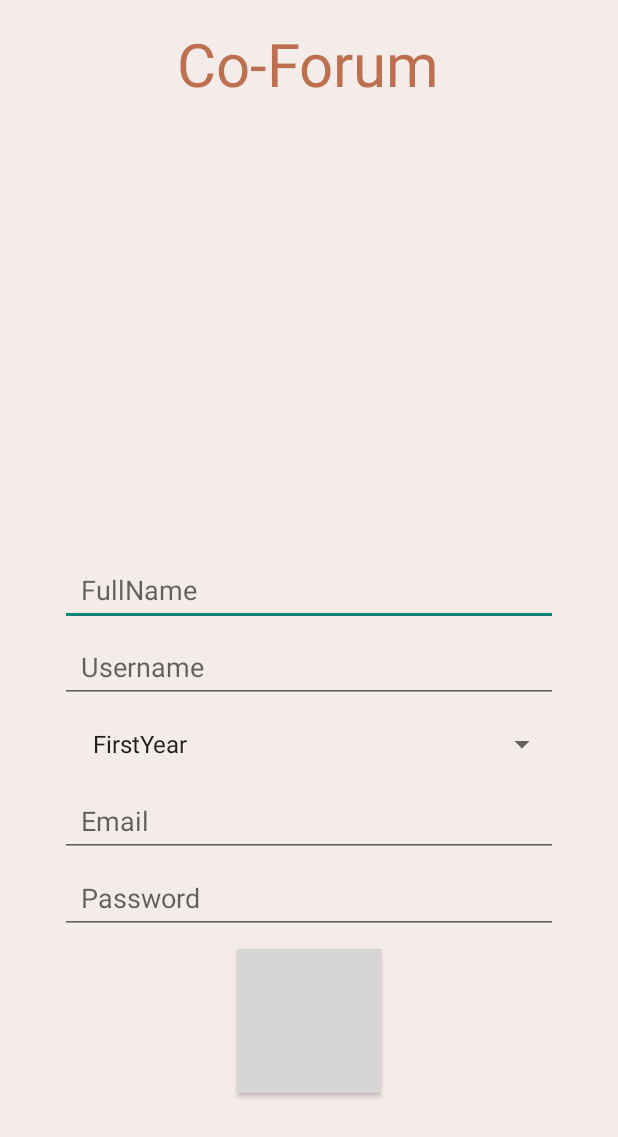
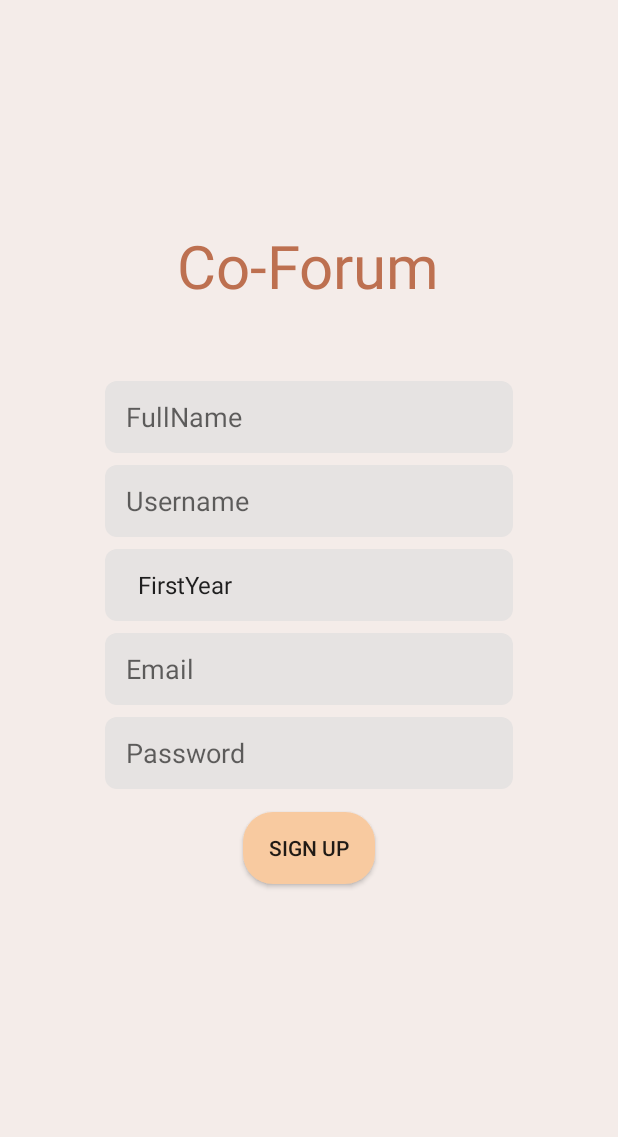
Before and after one commit to K-cloud25/Co_Forum, an Android app: the Signup_page screen opened directly, with no data from a screen before it, on a phone screen of 412 x 824 dp. Shown: the top 1137 px of the screen. Run offline under Robolectric (Android 15) with nearby library versions, the phone set to English and light mode, and no system bars; our stand-ins replace Firebase (no records; nobody signed in at launch, a user with empty details on screens opened directly); grey boxes are pictures that could not be loaded.

Commit message:
11th push

```diff
--- /dev/null
+++ b/app/src/main/res/drawable/rounded_button.xml
@@ -0,0 +1,6 @@
+<?xml version="1.0" encoding="utf-8"?>
+<shape xmlns:android="http://schemas.android.com/apk/res/android">
+    android:shape="rectangle">
+    <solid android:color="@color/lightbrown2"/>
+    <corners android:radius="20dp"/>
+</shape>
--- /dev/null
+++ b/app/src/main/res/drawable/textrounded.xml
@@ -0,0 +1,6 @@
+<?xml version="1.0" encoding="utf-8"?>
+<shape xmlns:android="http://schemas.android.com/apk/res/android">
+    android:shape="rectangle">
+    <solid android:color="@color/lightbrown3"/>
+    <corners android:radius="8dp"/>
+</shape>
--- a/app/src/main/res/layout/activity_log_in.xml
+++ b/app/src/main/res/layout/activity_log_in.xml
@@ -8,11 +8,13 @@
     android:visibility="visible"
     tools:context=".LogIn">
 
+
+
     <TextView
         android:layout_width="wrap_content"
         android:layout_height="wrap_content"
         android:layout_gravity="center"
-        android:layout_marginTop="15dp"
+        android:layout_marginTop="150dp"
         android:text="Co-Forum"
         android:textColor="@color/lightbrown"
         android:textSize="40sp" />
@@ -21,31 +23,33 @@
         android:id="@+id/emailInput"
         android:layout_width="match_parent"
         android:layout_height="wrap_content"
-        android:layout_marginLeft="40sp"
-        android:layout_marginTop="350dp"
-        android:layout_marginRight="40sp"
+        android:layout_marginLeft="70sp"
+        android:layout_marginTop="50dp"
+        android:layout_marginRight="70sp"
         android:hint="Email"
         android:minHeight="48dp"
-        android:paddingLeft="14sp" />
+        android:paddingLeft="14sp"
+        android:background="@drawable/textrounded"/>
 
     <EditText
         android:id="@+id/passwordInput"
         android:layout_width="match_parent"
         android:layout_height="wrap_content"
-        android:layout_marginLeft="40sp"
+        android:layout_marginLeft="70sp"
         android:layout_marginTop="10dp"
-        android:layout_marginRight="40sp"
+        android:layout_marginRight="70sp"
         android:hint="Password"
         android:inputType="textPassword"
         android:minHeight="48dp"
-        android:paddingLeft="14sp" />
+        android:paddingLeft="14sp"
+        android:background="@drawable/textrounded"/>
 
     <Button
         android:id="@+id/loginBtn"
         android:layout_width="wrap_content"
         android:layout_height="wrap_content"
         android:layout_gravity="center"
-        android:layout_marginTop="10dp"
+        android:layout_marginTop="15dp"
         android:background="@drawable/rounded_button"
 
         android:text="Log IN" />
@@ -55,7 +59,7 @@
         android:layout_width="wrap_content"
         android:layout_height="wrap_content"
         android:layout_gravity="center"
-        android:layout_marginTop="10dp"
+        android:layout_marginTop="15dp"
         android:background="@drawable/rounded_button"
         android:text="SIGN UP" />
 
--- a/app/src/main/res/layout/activity_signup_page.xml
+++ b/app/src/main/res/layout/activity_signup_page.xml
@@ -5,7 +5,8 @@
     android:layout_height="match_parent"
     android:orientation="vertical"
     tools:context=".LogIn"
-    android:background="@color/Main_Background">
+    android:background="@color/Main_Background"
+    >
 
     <TextView
         android:layout_width="wrap_content"
@@ -14,67 +15,72 @@
         android:textColor="@color/lightbrown"
         android:textSize="40sp"
         android:layout_gravity="center"
-        android:layout_marginTop="15dp"
+        android:layout_marginTop="150dp"
         />
 
     <EditText
         android:id="@+id/FullNameInput"
         android:layout_width="match_parent"
         android:layout_height="wrap_content"
-        android:layout_marginLeft="40sp"
-        android:layout_marginTop="300dp"
-        android:layout_marginRight="40sp"
+        android:layout_marginLeft="70sp"
+        android:layout_marginTop="50dp"
+        android:layout_marginRight="70sp"
         android:hint="FullName"
         android:minHeight="48dp"
-        android:paddingLeft="14sp" />
+        android:paddingLeft="14sp"
+        android:background="@drawable/textrounded"/>
 
     <EditText
         android:id="@+id/UsernameInput"
         android:layout_width="match_parent"
         android:layout_height="wrap_content"
-        android:layout_marginLeft="40sp"
-        android:layout_marginTop="3dp"
-        android:layout_marginRight="40sp"
+        android:layout_marginLeft="70sp"
+        android:layout_marginTop="8dp"
+        android:layout_marginRight="70sp"
         android:hint="Username"
         android:minHeight="48dp"
-        android:paddingLeft="14sp" />
+        android:paddingLeft="14sp"
+        android:background="@drawable/textrounded"/>
 
     <Spinner
         android:id="@+id/Year_spinner"
         android:layout_width="match_parent"
         android:layout_height="wrap_content"
-        android:layout_marginLeft="40sp"
-        android:layout_marginTop="3dp"
-        android:layout_marginRight="40sp"
+        android:layout_marginLeft="70sp"
+        android:layout_marginTop="8dp"
+        android:layout_marginRight="70sp"
         android:hint="Year"
         android:minHeight="48dp"
-        android:paddingLeft="14sp" />
+        android:paddingLeft="14sp"
+        android:background="@drawable/textrounded"/>
 
     <EditText
         android:id="@+id/emailID"
         android:layout_width="match_parent"
         android:layout_height="wrap_content"
-        android:layout_marginLeft="40sp"
-        android:layout_marginTop="3dp"
-        android:layout_marginRight="40sp"
+        android:layout_marginLeft="70sp"
+        android:layout_marginTop="8dp"
+        android:layout_marginRight="70sp"
         android:hint="Email"
         android:minHeight="48dp"
-        android:paddingLeft="14sp" />
+        android:paddingLeft="14sp"
+        android:background="@drawable/textrounded"/>
 
 
     <EditText
         android:id="@+id/passwordEmail"
         android:layout_width="match_parent"
         android:layout_height="wrap_content"
-        android:layout_marginLeft="40sp"
-        android:layout_marginTop="3dp"
-        android:layout_marginRight="40sp"
+        android:layout_marginLeft="70sp"
+        android:layout_marginTop="8dp"
+        android:layout_marginRight="70sp"
         android:hint="Password"
         android:minHeight="48dp"
-        android:paddingLeft="14sp" />
+        android:paddingLeft="14sp"
+        android:background="@drawable/textrounded"/>
 
     <Button
-        android:layout_marginTop="10dp"
+        android:layout_marginTop="15dp"
         android:id="@+id/signUpBtn"
         android:layout_width="wrap_content"
         android:layout_height="wrap_content"
--- a/app/src/main/res/values/colors.xml
+++ b/app/src/main/res/values/colors.xml
@@ -11,4 +11,5 @@
     <color name="Main_Background">#F4ECE9</color>
     <color name="lightbrown">#BD7050</color>
     <color name="lightbrown2">#F8CAA0</color>
+    <color name="lightbrown3">#E6E3E2</color>
 </resources>
```
